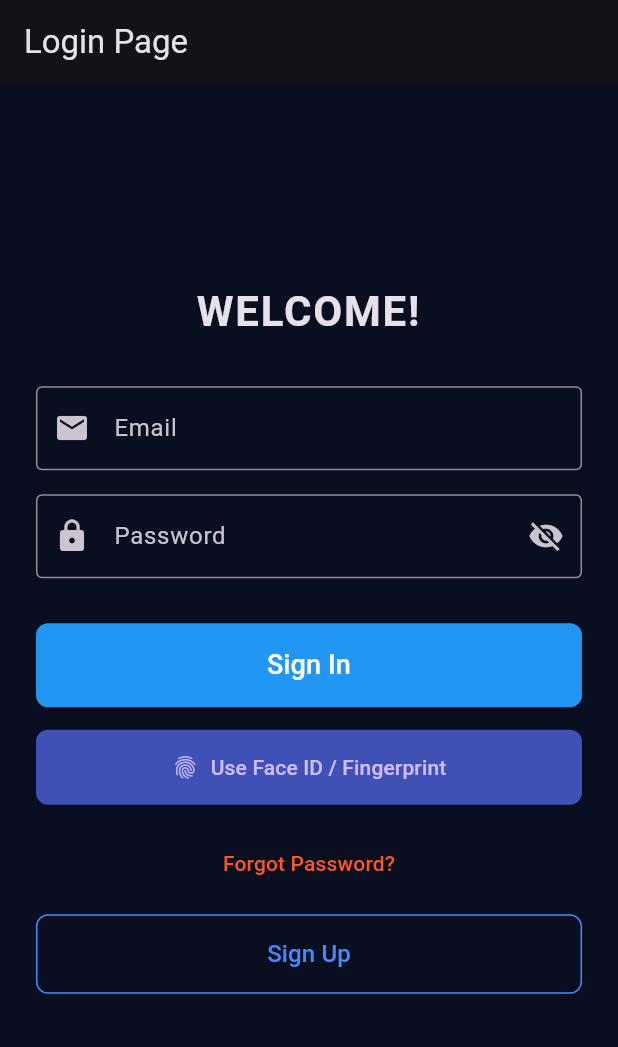
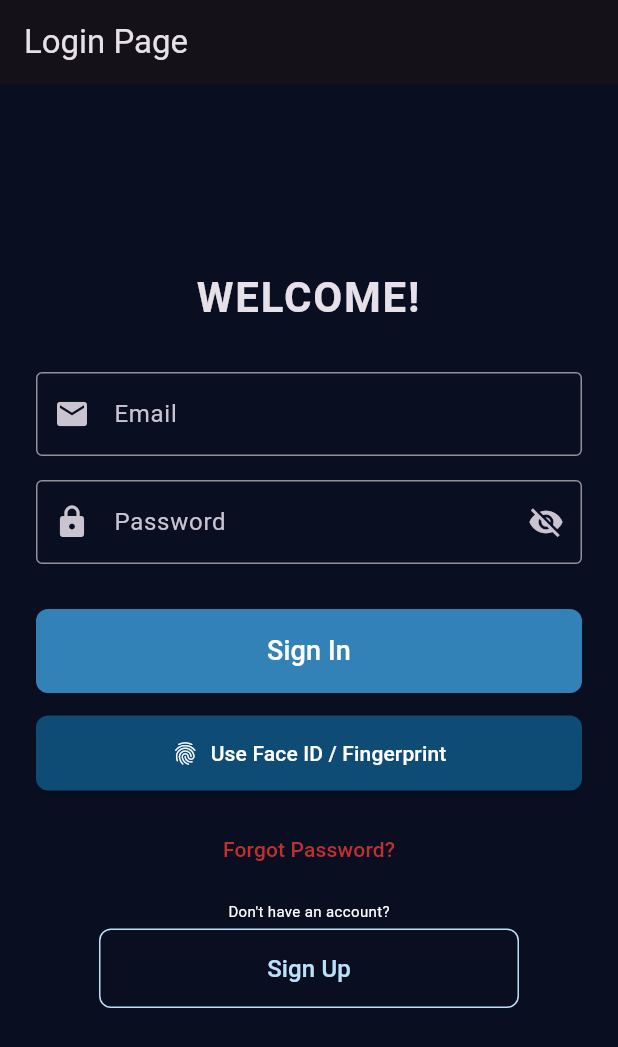
Before and after one commit to Beykn/GuardEye, a Flutter app: the screen it shows after launch, on a phone screen of 412 x 824 dp. Shown: the top 1047 px of the screen. Run offline on Flutter 3.47's test engine with Material 3 defaults, Android fonts, the phone set to English and light mode, and no system bars; our stand-ins replace camera, cloud_firestore, firebase_auth, firebase_core, firebase_storage, font_awesome_flutter and 1 more; missing offline and left inert: tflite_flutter; accounts and stored records are empty.

Commit message:
colors changed

```diff
--- a/graduation/lib/screens/loginPage.dart
+++ b/graduation/lib/screens/loginPage.dart
@@ -37,7 +37,7 @@ class _LoginPageState extends State<LoginPage> {
 
       if (isAuthenticated) {
         Navigator.push(
-            context, MaterialPageRoute(builder: (context) => UserPage()));
+            context, MaterialPageRoute(builder: (context) => const UserPage()));
       }
     } else {
       ScaffoldMessenger.of(context).showSnackBar(
@@ -74,7 +74,10 @@ class _LoginPageState extends State<LoginPage> {
                 const SizedBox(height: 30),
 
                 // Email field
-                TextFormField(
+                Center(
+                  child: SizedBox(
+                    width: 500,
+                    child: TextFormField(
                       keyboardType: TextInputType.emailAddress,
                       onChanged: (value) => email = value,
                       validator: (value) =>
@@ -85,9 +88,16 @@ class _LoginPageState extends State<LoginPage> {
                         border: OutlineInputBorder(),
                       ),
                     ),
+                  ),
+                ),
+
                 const SizedBox(height: 16),
 
                 // Password field
+                Center(
+                  child: SizedBox(
+                    width: 500,
+                    child:
                     TextFormField(
                       obscureText: _obscureText,
                       onChanged: (value) => password = value,
@@ -112,10 +122,17 @@ class _LoginPageState extends State<LoginPage> {
                         ),
                       ),
                     ),
+                  )
+
+                ),
+
                 const SizedBox(height: 30),
 
-                // Sign In
-                ElevatedButton(
+                // Sign In Button
+                Center(
+                  child: SizedBox(
+                    width: 400,
+                    child: ElevatedButton(
                       onPressed: () async {
                         if (_formKey.currentState?.validate() ?? false) {
                           dynamic result =
@@ -137,7 +154,7 @@ class _LoginPageState extends State<LoginPage> {
                         }
                       },
                       style: ElevatedButton.styleFrom(
-                    backgroundColor: Colors.blue,
+                        backgroundColor: Color(0XFF3282B8),
                         padding: const EdgeInsets.symmetric(vertical: 15),
                         shape: RoundedRectangleBorder(
                             borderRadius: BorderRadius.circular(8)),
@@ -145,24 +162,38 @@ class _LoginPageState extends State<LoginPage> {
                       child: const Text("Sign In",
                           style: TextStyle(fontSize: 18, color: Colors.white)),
                     ),
+                  ),
+                ),
                 const SizedBox(height: 15),
 
-                // Biometrics
-                ElevatedButton.icon(
+                // Face ID / Fingerprint
+                Center(
+                  child: SizedBox(
+                    width: 400,
+                    child: ElevatedButton.icon(
                       onPressed: _authenticateWithBiometrics,
-                  icon: const Icon(Icons.fingerprint),
-                  label: const Text("Use Face ID / Fingerprint"),
+                      icon: const Icon(
+                         Icons.fingerprint,
+                         color: Colors.white,
+                      ),
+                      label: const Text(
+                        "Use Face ID / Fingerprint",
+                        style: TextStyle(color: Colors.white),
+                      ),
                       style: ElevatedButton.styleFrom(
-                    backgroundColor: Colors.indigo,
+                        backgroundColor: const Color(0xFF0F4C75),
                         padding: const EdgeInsets.symmetric(vertical: 15),
                         shape: RoundedRectangleBorder(
                             borderRadius: BorderRadius.circular(8)),
                       ),
                     ),
+                  ),
+                ),
                 const SizedBox(height: 15),
 
                 // Forgot Password
-                TextButton(
+                Center(
+                  child: TextButton(
                     onPressed: () {
                       ScaffoldMessenger.of(context).showSnackBar(
                         const SnackBar(
@@ -174,30 +205,49 @@ class _LoginPageState extends State<LoginPage> {
                     },
                     child: const Text(
                       "Forgot Password?",
-                    style:
-                    TextStyle(color: Colors.deepOrange, fontSize: 14),
+                      style: TextStyle(
+                          color: Color(0xFFBF3131), fontSize: 14),
+                    ),
                   ),
                 ),
                 const SizedBox(height: 10),
 
                 // Sign Up
-                OutlinedButton(
+
+                Center(
+                  child: Text(
+                    "Don't have an account?",
+                    style: TextStyle(
+                      fontSize: 10,
+                      color: Colors.white,
+                    ),
+                  ),
+                ),
+
+                const SizedBox(height: 5),
+
+                Center(
+                  child: SizedBox(
+                    width: 280,
+                    child: OutlinedButton(
                       onPressed: () {
                         Navigator.push(
                           context,
                           MaterialPageRoute(
-                          builder: (context) => SignUpScreen()),
+                              builder: (context) =>  SignUpScreen()),
                         );
                       },
                       style: OutlinedButton.styleFrom(
                         padding: const EdgeInsets.symmetric(vertical: 15),
-                    side: const BorderSide(color: Colors.blueAccent),
+                        side: const BorderSide(color: Color(0XFFBBE1FA)),
                         shape: RoundedRectangleBorder(
                             borderRadius: BorderRadius.circular(8)),
                       ),
                       child: const Text("Sign Up",
                           style: TextStyle(
-                          color: Colors.blueAccent, fontSize: 16)),
+                              color: Color(0XFFBBE1FA), fontSize: 16)),
+                    ),
+                  ),
                 ),
                 const SizedBox(height: 30),
               ],
```
Also changed, not shown: graduation/lib/admin_screens.dart/adminPage.dart (+4 -4 lines), graduation/lib/driver_screens/userPage.dart (+45 -15 lines). Lines whose indentation alone changed are shown as unchanged.
